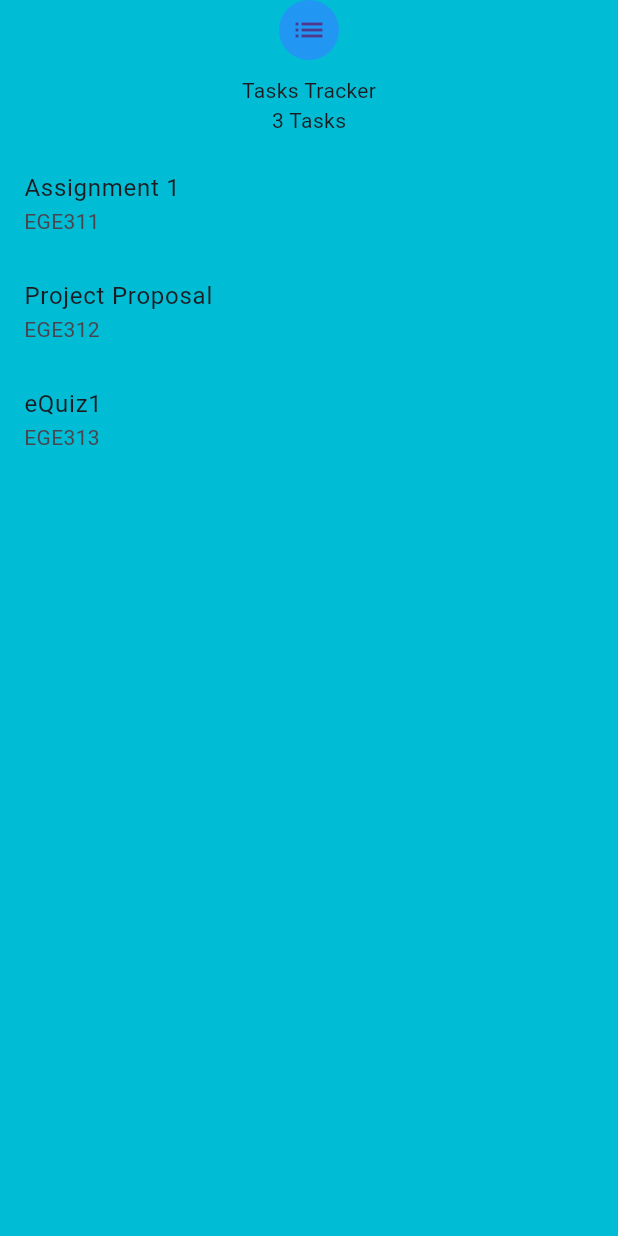
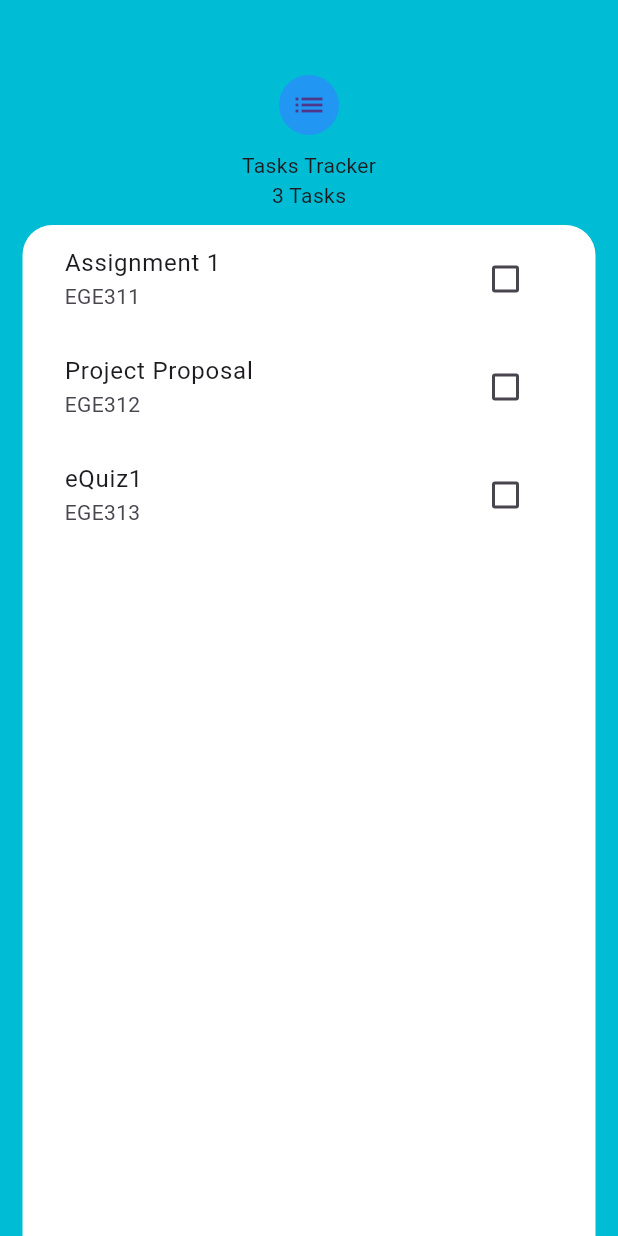
Before and after one commit to zacw-243L/flutter-tasks-app, a Flutter app: the screen it shows after launch, on a phone screen of 412 x 824 dp. Run offline on Flutter 3.47's test engine with Material 3 defaults, Android fonts, the phone set to English and light mode, and no system bars.

Commit message:
Lab 7 Page 3

```diff
--- a/lib/screens/tasks_screen.dart
+++ b/lib/screens/tasks_screen.dart
@@ -20,8 +20,12 @@ class _TasksScreenState extends State<TasksScreen> {
     return Scaffold(
       backgroundColor: Colors.cyan,
       body: SafeArea(
+        child: Padding(
+          padding: const EdgeInsets.only(
+              top: 40.0, left: 15.0, right: 15.0, bottom: 0),
           child: Column(
             children: [
+              const SizedBox(height: 10.0),
               const CircleAvatar(
                 backgroundColor: Colors.blue,
                 child: Icon(Icons.list),
@@ -31,19 +35,34 @@ class _TasksScreenState extends State<TasksScreen> {
               Text('${tasks.length} Tasks'),
               const SizedBox(height: 10.0),
               Expanded(
+                child: Container(
+                  padding: const EdgeInsets.symmetric(horizontal: 12.0),
+                  decoration: const BoxDecoration(
+                    color: Colors.white,
+                    borderRadius: BorderRadius.only(
+                      topLeft: Radius.circular(20.0),
+                      topRight: Radius.circular(20.0),
+                    ),
+                  ),
                   child: ListView.builder(
                     itemCount: tasks.length,
                     itemBuilder: (context, index) {
                       return ListTile(
                         title: Text(tasks[index].title),
                         subtitle: Text(tasks[index].module),
+                        trailing: Checkbox(
+                          value: tasks[index].isDone,
+                          onChanged: (value) {},
+                        ),
                       );
                     },
+                  ),
                 ),
               ),
             ],
           ),
         ),
+      ),
     );
   }
 }
```
Lines whose indentation alone changed are shown as unchanged.
